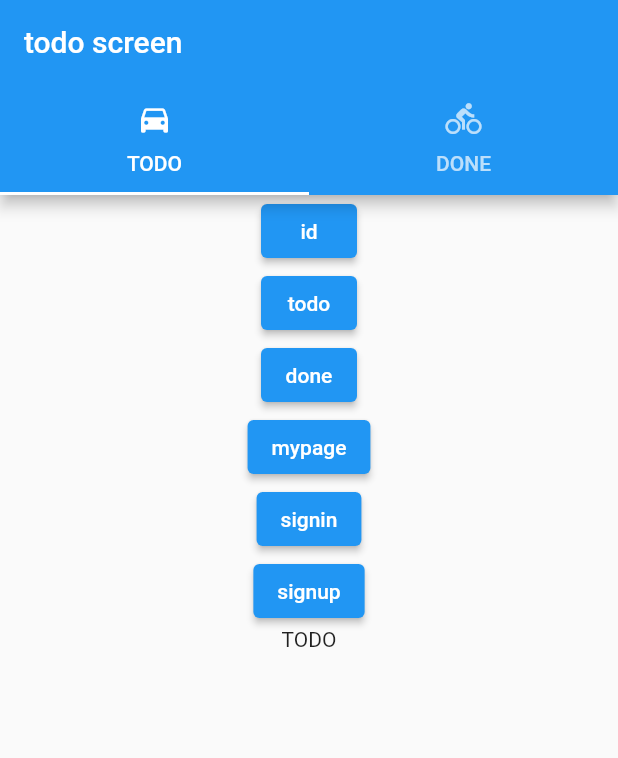
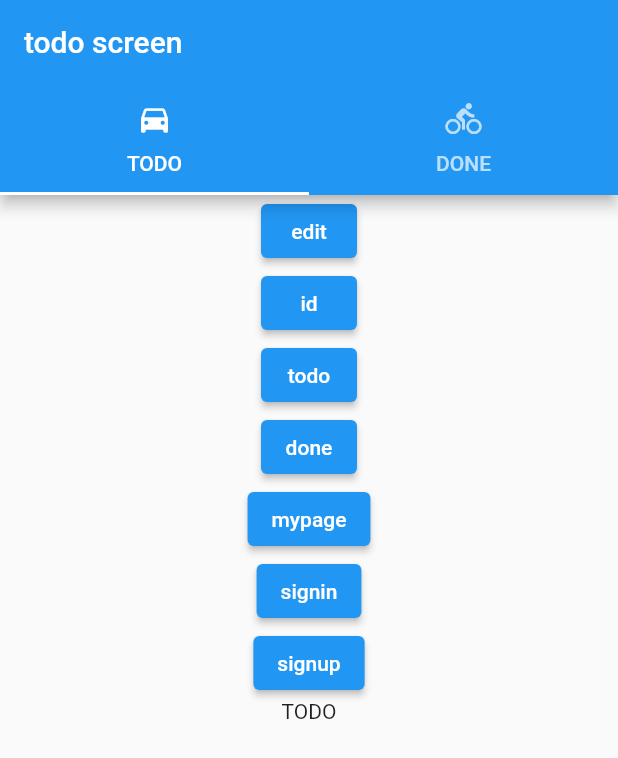
Before and after one commit to torikatsupg/flutter_todo, a Flutter app: the TodoScreen screen opened directly, on a phone screen of 412 x 824 dp. Shown: the top 758 px of the screen. Run offline on Flutter 3.47's test engine with Material 2 defaults, Android fonts, the phone set to English and light mode, and no system bars; our stand-ins replace freezed_annotation, hooks_riverpod.

Commit message:
add edit page

```diff
--- a/lib/component/navigate_buttons.dart
+++ b/lib/component/navigate_buttons.dart
@@ -10,6 +10,10 @@ class NavigateButtons extends ConsumerWidget {
   Widget build(BuildContext context, WidgetRef ref) {
     return Column(
       children: [
+        ElevatedButton(
+          onPressed: () => ref.read(routeProvider.notifier).set(EditPath('some_id', 0)),
+          child: const Text('edit'),
+        ),
         ElevatedButton(
           onPressed: () => ref.read(routeProvider.notifier).set(IdPath('some_id', 0)),
           child: const Text('id'),
--- a/lib/router/my_navigator.dart
+++ b/lib/router/my_navigator.dart
@@ -1,5 +1,6 @@
 import 'package:flutter/material.dart';
 import 'package:flutter_todo/pages/home/home.dart';
+import 'package:flutter_todo/pages/home/todo/id/edit/edit.dart';
 import 'package:flutter_todo/pages/home/todo/id/id.dart';
 import 'package:flutter_todo/pages/signin/signin.dart';
 import 'package:flutter_todo/pages/signup/signup.dart';
@@ -23,6 +24,7 @@ class MyNavigator extends ConsumerWidget {
         else if (route is HomePath) ...[
           createHomePage(),
           if (route is IdPath) createIdPage(),
+          if (route is EditPath) createEditPage(),
         ] else if (route is UnknownPath)
           createUnknownPage(),
       ],
--- a/lib/router/todo_path.dart
+++ b/lib/router/todo_path.dart
@@ -1,31 +1,48 @@
 abstract class BasePath {
-  String get location;
+  String get location => '$paths?$querys';
+  String get paths;
+  String get querys;
 }
 
 class UnknownPath extends BasePath {
   @override
-  String get location => '/unkown';
+  String get paths => '/unknown';
+
+  @override
+  String get querys => '';
 }
 
 class SignupPath extends BasePath {
   @override
-  String get location => '/signup';
+  String get paths => '/signup';
+
+  @override
+  String get querys => '';
 }
 
 class SigninPath extends BasePath {
   @override
-  String get location => '/signin';
+  String get paths => '/signin';
+
+  @override
+  String get querys => '';
 }
 
 abstract class HomePath extends BasePath {
   @override
-  String get location => '/home';
+  String get paths => '/home';
+
+  @override
+  String get querys => '';
   int get index;
 }
 
 abstract class TodoPath extends HomePath {
   @override
-  String get location => '${super.location}/todo';
+  String get paths => '${super.paths}/todo';
+
+  @override
+  String get querys => '';
 
   @override
   int get index => 0;
@@ -35,7 +52,10 @@ abstract class TodoPath extends HomePath {
 
 class TodoTabPath extends TodoPath {
   @override
-  String get location => '${super.location}?tab=todo';
+  String get paths => '${super.paths}/todo';
+
+  @override
+  String get querys => 'tab=todo';
 
   @override
   int get tabIndex => 0;
@@ -43,7 +63,10 @@ class TodoTabPath extends TodoPath {
 
 class DoneTabPath extends TodoPath {
   @override
-  String get location => '${super.location}?tab=done';
+  String get paths => '${super.paths}/todo';
+
+  @override
+  String get querys => 'tab=done';
 
   @override
   int get tabIndex => 1;
@@ -57,12 +80,26 @@ class IdPath extends TodoPath {
   final int tabIndex;
 
   @override
-  String get location => '${super.location}/id/$id?tab=done';
+  String get paths => '${super.paths}/id/$id';
+
+  @override
+  String get querys => '';
+}
+
+class EditPath extends IdPath {
+  EditPath(String id, int tabIndex) : super(id, tabIndex);
+
+  @override
+  String get paths => '${super.paths}/edit';
+  @override
+  String get querys => '';
 }
 
 class MyPagePath extends HomePath {
   @override
-  String get location => '${super.location}/mypage';
+  String get location => '${super.paths}/mypage';
+  @override
+  String get querys => '';
 
   @override
   int get index => 1;
```
Also changed, not shown: lib/pages/home/todo/id/edit/edit.dart (+30 -10 lines), lib/router/route_information_parser.dart (+7 -1 lines), lib/router/route_provider.dart (+5 -2 lines).
